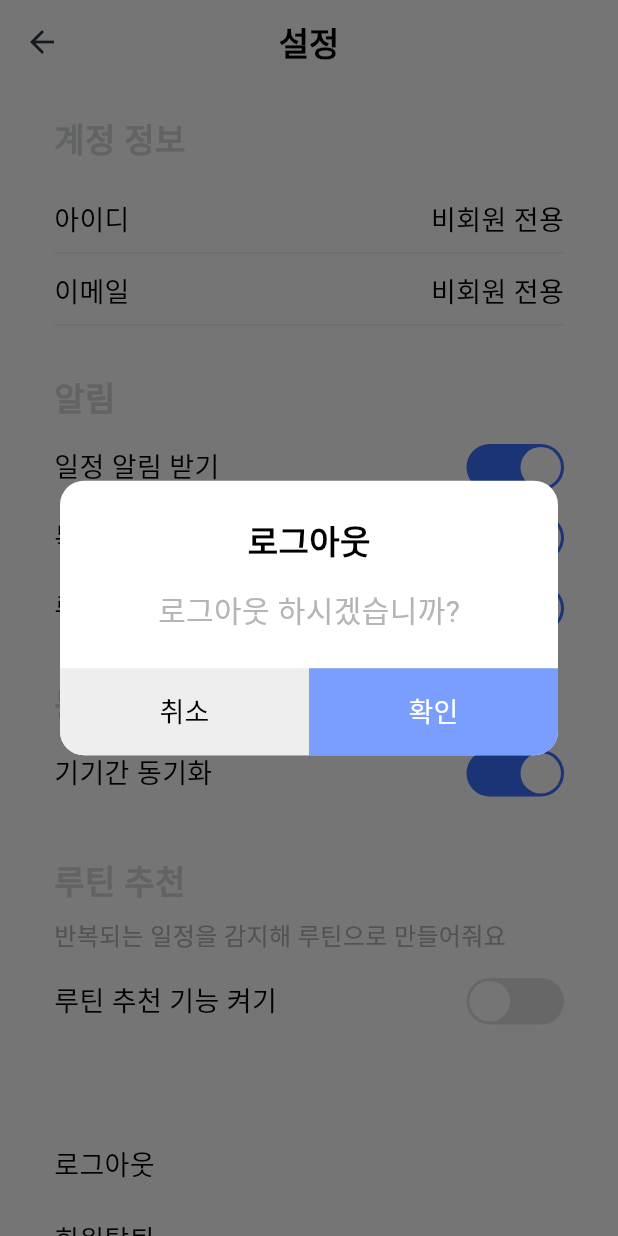
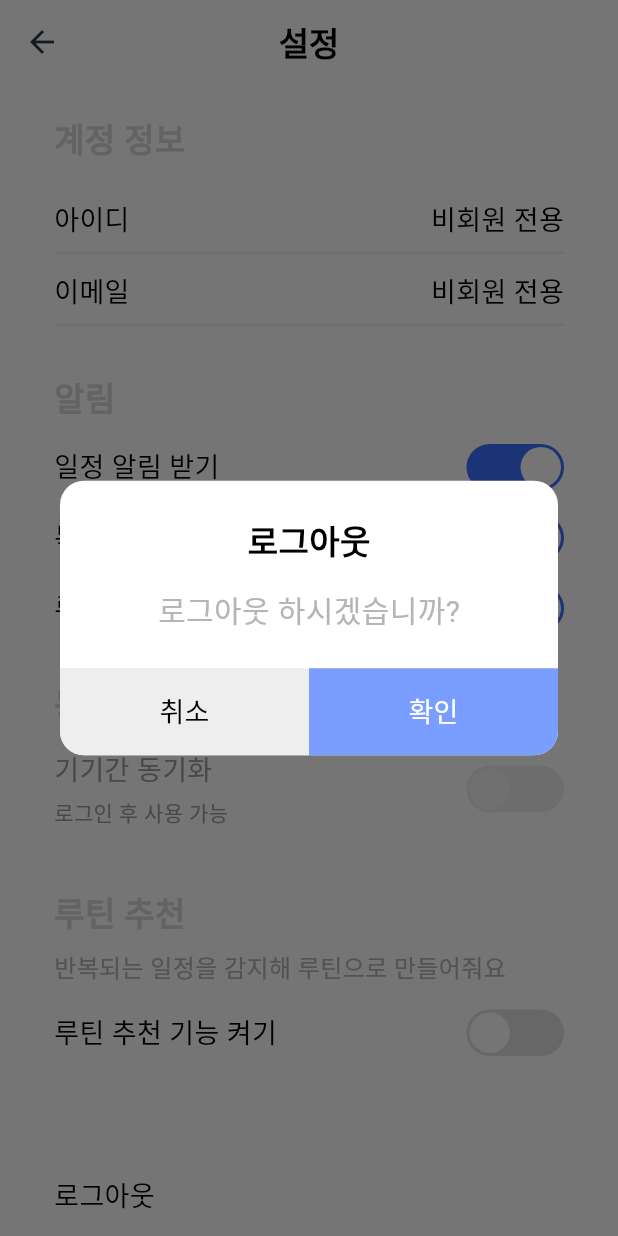
Before and after one commit to jack9282/deepdot, a Flutter app: the SettingsScreen screen opened directly, after a tap on "로그아웃", on a phone screen of 412 x 824 dp. Run offline on Flutter 3.47's test engine with Material 3 defaults, Android fonts, the phone set to English and light mode, and no system bars; our stand-ins replace dio, flutter_local_notifications, flutter_svg, go_router, jwt_decoder, lottie and 3 more; accounts and stored records are empty; network calls fail; Roboto replaces fonts that are missing (Pretendard).

Commit message:
기기간 동기화 기능 구현
- 비회원(로컬저장)
- 회원(로컬+서버 저장)

```diff
--- a/lib/features/home/screens/home_screen.dart
+++ b/lib/features/home/screens/home_screen.dart
@@ -10,7 +10,6 @@ import '../../schedule/screens/schedule_add_screen.dart';
 import '../../schedule/screens/schedule_timer_screen.dart';
 import '../../schedule/view_models/schedule_view_model.dart';
 import '../../statistics/screens/statistics_screen.dart';
-
 
 class HomeScreen extends StatefulWidget {
   const HomeScreen({super.key});
@@ -32,19 +31,23 @@ class _HomeScreenState extends State<HomeScreen> {
     // 화면이 다시 포커스될 때 데이터 새로고침
     WidgetsBinding.instance.addPostFrameCallback((_) {
       try {
-        final homeViewModel = Provider.of<HomeViewModel>(context, listen: false);
+        final homeViewModel = Provider.of<HomeViewModel>(
+          context,
+          listen: false,
+        );
         homeViewModel.refresh();
 
         // ScheduleViewModel도 함께 새로고침
-        final scheduleViewModel = Provider.of<ScheduleViewModel>(context, listen: false);
+        final scheduleViewModel = Provider.of<ScheduleViewModel>(
+          context,
+          listen: false,
+        );
         scheduleViewModel.refresh();
       } catch (e) {
         // Provider가 없는 경우 무시
       }
     });
   }
-
-
 
   void _setStatusBarStyle() {
     SystemChrome.setSystemUIOverlayStyle(
@@ -83,7 +86,10 @@ class _HomeScreenState extends State<HomeScreen> {
             ),
             child: SafeArea(
               child: Padding(
-                  padding: const EdgeInsets.symmetric(horizontal: 16, vertical: 12),
+                padding: const EdgeInsets.symmetric(
+                  horizontal: 16,
+                  vertical: 12,
+                ),
                 child: SizedBox(
                   height: 48, // Stack의 높이를 고정
                   child: Stack(
@@ -119,7 +125,7 @@ class _HomeScreenState extends State<HomeScreen> {
                             fontFamily: 'Pretendard',
                             fontSize: 20,
                             fontWeight: FontWeight.w600,
-                            color: Color(0xFF74787B), // 회색으로 변경
+                            color: Colors.black,
                           ),
                         ),
                       ),
@@ -133,14 +139,18 @@ class _HomeScreenState extends State<HomeScreen> {
                             // 전체 일정 보기 버튼
                             GestureDetector(
                               onTap: () {
-                                Navigator.of(context).push(
+                                Navigator.of(context)
+                                    .push(
                                       MaterialPageRoute(
-                                    builder: (context) => const DailyTimelineScreen(
+                                        builder: (context) =>
+                                            const DailyTimelineScreen(
                                               title: '전체 일정',
                                             ),
                                       ),
-                                ).then((result) {
-                                  final viewModel = context.read<HomeViewModel>();
+                                    )
+                                    .then((result) {
+                                      final viewModel = context
+                                          .read<HomeViewModel>();
                                       viewModel.refresh();
                                       _setStatusBarStyle(); // 돌아올 때 상태바 스타일 재설정
                                     });
@@ -158,17 +168,22 @@ class _HomeScreenState extends State<HomeScreen> {
                             // 일정 추가 버튼
                             GestureDetector(
                               onTap: () {
-                                 Navigator.of(context).push(
+                                Navigator.of(context)
+                                    .push(
                                       MaterialPageRoute(
                                         builder: (context) => ScheduleAddScreen(
-                                       priority: TaskPriority.urgentImportant,
+                                          priority:
+                                              TaskPriority.urgentImportant,
                                         ),
                                       ),
-                                                                   ).then((result) {
+                                    )
+                                    .then((result) {
                                       // 일정 추가 화면에서 돌아올 때 항상 데이터 새로고침
-                                    WidgetsBinding.instance.addPostFrameCallback((_) {
+                                      WidgetsBinding.instance
+                                          .addPostFrameCallback((_) {
                                             try {
-                                        final viewModel = context.read<HomeViewModel>();
+                                              final viewModel = context
+                                                  .read<HomeViewModel>();
                                               viewModel.refresh();
                                             } catch (e) {
                                               // Provider가 없는 경우 무시
@@ -202,7 +217,9 @@ class _HomeScreenState extends State<HomeScreen> {
                 if (homeViewModel.isLoading) {
                   return const Center(
                     child: CircularProgressIndicator(
-                         valueColor: AlwaysStoppedAnimation<Color>(AppTheme.primaryColor),
+                      valueColor: AlwaysStoppedAnimation<Color>(
+                        AppTheme.primaryColor,
+                      ),
                     ),
                   );
                 }
@@ -255,9 +272,15 @@ class _HomeScreenState extends State<HomeScreen> {
                                   homeViewModel,
                                   title: '중요 & 긴급',
                                   subtitle: '지금 바로 해야해요',
-                             headerColor: const Color(0xFFFF4C4C), // 헤더 색상 (진한 빨간색)
-                             subtitleColor: const Color(0xFFFF5E5E), // subtitle 색상 (빨간색)
-                             color: const Color(0xFFFFD6D6), // 본문 색상 (연한 빨간색)
+                                  headerColor: const Color(
+                                    0xFFFF4C4C,
+                                  ), // 헤더 색상 (진한 빨간색)
+                                  subtitleColor: const Color(
+                                    0xFFFF5E5E,
+                                  ), // subtitle 색상 (빨간색)
+                                  color: const Color(
+                                    0xFFFFD6D6,
+                                  ), // 본문 색상 (연한 빨간색)
                                   icon: Icons.warning_amber_rounded,
                                   rightIcon: Icons.warning_amber_rounded,
                                   priority: TaskPriority.urgentImportant,
@@ -271,9 +294,15 @@ class _HomeScreenState extends State<HomeScreen> {
                                   homeViewModel,
                                   title: '중요',
                                   subtitle: '미리 계획해서 준비해요',
-                             headerColor: const Color(0xFF1F5DFF), // 헤더 색상 (진한 파란색)
-                             subtitleColor: const Color(0xFF5886FF), // subtitle 색상 (파란색)
-                             color: const Color(0xFFE0E9FF), // 본문 색상 (연한 파란색)
+                                  headerColor: const Color(
+                                    0xFF1F5DFF,
+                                  ), // 헤더 색상 (진한 파란색)
+                                  subtitleColor: const Color(
+                                    0xFF5886FF,
+                                  ), // subtitle 색상 (파란색)
+                                  color: const Color(
+                                    0xFFE0E9FF,
+                                  ), // 본문 색상 (연한 파란색)
                                   icon: Icons.check_box_outlined,
                                   rightIcon: Icons.check_box_outlined,
                                   priority: TaskPriority.important,
@@ -293,9 +322,15 @@ class _HomeScreenState extends State<HomeScreen> {
                                   homeViewModel,
                                   title: '긴급',
                                   subtitle: '나중에 처리해요',
-                             headerColor: const Color(0xFFFFBC4C), // 헤더 색상 (진한 주황색)
-                             subtitleColor: const Color(0xFFFFBC4C), // subtitle 색상 (주황색)
-                             color: const Color(0xFFFFF6C4), // 본문 색상 (연한 노란색)
+                                  headerColor: const Color(
+                                    0xFFFFBC4C,
+                                  ), // 헤더 색상 (진한 주황색)
+                                  subtitleColor: const Color(
+                                    0xFFFFBC4C,
+                                  ), // subtitle 색상 (주황색)
+                                  color: const Color(
+                                    0xFFFFF6C4,
+                                  ), // 본문 색상 (연한 노란색)
                                   icon: Icons.refresh_rounded,
                                   rightIcon: Icons.refresh_rounded,
                                   priority: TaskPriority.urgent,
@@ -309,8 +344,12 @@ class _HomeScreenState extends State<HomeScreen> {
                                   homeViewModel,
                                   title: '둘다 아님',
                                   subtitle: '시간 남을 때 해요',
-                             headerColor: const Color(0xFF74787B), // 헤더 색상 (회색)
-                             subtitleColor: const Color(0xFFC0C0C0), // subtitle 색상 (회색)
+                                  headerColor: const Color(
+                                    0xFF74787B,
+                                  ), // 헤더 색상 (회색)
+                                  subtitleColor: const Color(
+                                    0xFFC0C0C0,
+                                  ), // subtitle 색상 (회색)
                                   color: const Color(0xFFFFFFFF), // 본문 색상 (흰색)
                                   icon: Icons.edit_outlined,
                                   rightIcon: Icons.edit_outlined,
@@ -334,13 +373,13 @@ class _HomeScreenState extends State<HomeScreen> {
 
   void _navigateToTimelinePlanner(BuildContext context, TaskPriority priority) {
     // 모든 4분할 버튼은 전체 일정 화면으로 이동
-    Navigator.of(context).push(
+    Navigator.of(context)
+        .push(
           MaterialPageRoute(
-        builder: (context) => const DailyTimelineScreen(
-          title: '전체 일정',
+            builder: (context) => const DailyTimelineScreen(title: '전체 일정'),
           ),
-      ),
-    ).then((result) {
+        )
+        .then((result) {
           // 돌아올 때 데이터 새로고침
           final viewModel = context.read<HomeViewModel>();
           viewModel.refresh();
@@ -367,26 +406,18 @@ class _HomeScreenState extends State<HomeScreen> {
     return Card(
       elevation: 4,
       shadowColor: Colors.black.withOpacity(0.1),
-      shape: RoundedRectangleBorder(
-        borderRadius: BorderRadius.circular(16),
-      ),
+      shape: RoundedRectangleBorder(borderRadius: BorderRadius.circular(16)),
       child: InkWell(
         borderRadius: BorderRadius.circular(16),
         onTap: () => _navigateToTimelinePlanner(context, priority),
         child: Container(
-          decoration: BoxDecoration(
-            borderRadius: BorderRadius.circular(16),
-          ),
+          decoration: BoxDecoration(borderRadius: BorderRadius.circular(16)),
           child: Column(
             children: [
               // 헤더 부분 (아이콘과 제목) - 컨테이너 밖
               Row(
                 children: [
-                    Icon(
-                      icon,
-                      color: headerColor ?? Colors.black,
-                      size: 20,
-                    ),
+                  Icon(icon, color: headerColor ?? Colors.black, size: 20),
                   const SizedBox(width: 8),
                   Text(
                     title,
@@ -428,14 +459,17 @@ class _HomeScreenState extends State<HomeScreen> {
                       const SizedBox(height: 12),
 
                       // 할일 목록 (5개까지)
-                        ...displayTasks.map((task) => Padding(
+                      ...displayTasks
+                          .map(
+                            (task) => Padding(
                               padding: const EdgeInsets.only(bottom: 15),
                               child: GestureDetector(
                                 onTap: () {
                                   Navigator.push(
                                     context,
                                     MaterialPageRoute(
-                                  builder: (context) => ScheduleTimerScreen(task: task),
+                                      builder: (context) =>
+                                          ScheduleTimerScreen(task: task),
                                     ),
                                   );
                                 },
@@ -445,7 +479,9 @@ class _HomeScreenState extends State<HomeScreen> {
                                     fontFamily: 'Pretendard',
                                     fontSize: 16,
                                     color: task.isCompleted
-                                  ? const Color(0xFF74787B).withOpacity(0.5)
+                                        ? const Color(
+                                            0xFF74787B,
+                                          ).withOpacity(0.5)
                                         : const Color(0xFF74787B),
                                     fontWeight: FontWeight.w400,
                                     decoration: task.isCompleted
@@ -457,7 +493,9 @@ class _HomeScreenState extends State<HomeScreen> {
                                   overflow: TextOverflow.ellipsis,
                                 ),
                               ),
-                        )).toList(),
+                            ),
+                          )
+                          .toList(),
 
                       // 빈 공간을 채우기 위한 더미 아이템들 (5개까지 맞추기)
                       ...List.generate(
@@ -506,7 +544,10 @@ class _HomeScreenState extends State<HomeScreen> {
             child: Material(
               color: Colors.transparent,
               child: Container(
-                padding: const EdgeInsets.symmetric(horizontal: 16, vertical: 12),
+                padding: const EdgeInsets.symmetric(
+                  horizontal: 16,
+                  vertical: 12,
+                ),
                 decoration: BoxDecoration(
                   color: Colors.black87,
                   borderRadius: BorderRadius.circular(8),
--- a/lib/features/settings/screens/settings_screen.dart
+++ b/lib/features/settings/screens/settings_screen.dart
@@ -8,6 +8,7 @@ import '../../../utils/alarm.dart';
 import '../../../data/repositories/schedule_repository.dart';
 import '../../../data/repositories/taking_repository.dart';
 import '../../../data/repositories/routine_repository.dart';
+import '../../../api/token_manager.dart';
 
 class SettingsScreen extends StatefulWidget {
   const SettingsScreen({super.key});
@@ -24,6 +25,7 @@ class _SettingsScreenState extends State<SettingsScreen> {
 
   // 동기화 설정 상태
   bool _deviceSync = true;
+  bool _isLoggedIn = false; // 로그인 상태
 
   // AI 루틴 추천 설정 상태
   bool _aiRoutineRecommendation = false;
@@ -39,16 +41,44 @@ class _SettingsScreenState extends State<SettingsScreen> {
   void initState() {
     super.initState();
     _loadSettings();
+    _checkLoginStatus();
+  }
+
+  /// 로그인 상태를 확인합니다
+  Future<void> _checkLoginStatus() async {
+    final isLoggedIn = await TokenManager.instance.hasValidToken();
+    setState(() {
+      _isLoggedIn = isLoggedIn;
+      // 비회원은 무조건 동기화 OFF
+      if (!isLoggedIn) {
+        _deviceSync = false;
+      }
+    });
+
+    // 로그인 상태가 변경되면 설정 저장
+    final prefs = await SharedPreferences.getInstance();
+    if (isLoggedIn) {
+      // 로그인 시 자동으로 동기화 ON
+      _deviceSync = prefs.getBool(_deviceSyncKey) ?? true;
+      await prefs.setBool(_deviceSyncKey, _deviceSync);
+    } else {
+      // 비회원은 무조건 OFF
+      await prefs.setBool(_deviceSyncKey, false);
+    }
+    setState(() {});
   }
 
   /// SharedPreferences에서 설정값을 불러옵니다
   Future<void> _loadSettings() async {
     final prefs = await SharedPreferences.getInstance();
+    final isLoggedIn = await TokenManager.instance.hasValidToken();
+
     setState(() {
       _scheduleNotification = prefs.getBool(_scheduleNotificationKey) ?? true;
       _medicationNotification = prefs.getBool(_medicationNotificationKey) ?? true;
       _routineNotification = prefs.getBool(_routineNotificationKey) ?? true;
-      _deviceSync = prefs.getBool(_deviceSyncKey) ?? true;
+      // 비회원은 무조건 동기화 OFF, 회원은 저장된 값 사용
+      _deviceSync = isLoggedIn ? (prefs.getBool(_deviceSyncKey) ?? true) : false;
       _aiRoutineRecommendation = prefs.getBool(_aiRoutineKey) ?? false;
     });
   }
@@ -261,13 +291,35 @@ class _SettingsScreenState extends State<SettingsScreen> {
             // 기기간 동기화
             _buildSettingItem(
               title: '기기간 동기화',
+              subtitle: _isLoggedIn ? null : '로그인 후 사용 가능',
               value: _deviceSync,
-              onChanged: (value) async {
+              enabled: _isLoggedIn, // 로그인 상태에서만 활성화
+              onChanged: _isLoggedIn ? (value) async {
                 setState(() {
                   _deviceSync = value;
                 });
                 await _saveNotificationSetting(_deviceSyncKey, value);
-              },
+
+                // 동기화 OFF일 때 로컬 모드로 전환
+                if (!value) {
+                  ScaffoldMessenger.of(context).showSnackBar(
+                    const SnackBar(
+                      content: Text('로컬 모드로 전환되었습니다. 서버와 동기화되지 않습니다.'),
+                      duration: Duration(seconds: 2),
+                    ),
+                  );
+                } else {
+                  // 동기화 ON일 때 서버와 동기화
+                  final scheduleRepo = ScheduleRepository();
+                  await scheduleRepo.syncWithServer();
+                  ScaffoldMessenger.of(context).showSnackBar(
+                    const SnackBar(
+                      content: Text('서버와 동기화를 시작합니다.'),
+                      duration: Duration(seconds: 2),
+                    ),
+                  );
+                }
+              } : null,
             ),
 
             const SizedBox(height: 40),
@@ -381,29 +433,51 @@ class _SettingsScreenState extends State<SettingsScreen> {
   // 설정 아이템 위젯 (스위치 포함)
   Widget _buildSettingItem({
     required String title,
+    String? subtitle,
     required bool value,
-    required ValueChanged<bool> onChanged,
+    required ValueChanged<bool>? onChanged,
+    bool enabled = true,
   }) {
     return Padding(
       padding: const EdgeInsets.symmetric(horizontal: 16),
       child: Row(
         mainAxisAlignment: MainAxisAlignment.spaceBetween,
         children: [
-          Text(
-            title,
-            style: const TextStyle(
-              color: Colors.black,
-              fontSize: 18,
-              fontWeight: FontWeight.w500,
+          Expanded(
+            child: Column(
+              crossAxisAlignment: CrossAxisAlignment.start,
+              children: [
+                Text(
+                  title,
+                  style: TextStyle(
+                    color: enabled ? Colors.black : Colors.grey,
+                    fontSize: 18,
+                    fontWeight: FontWeight.w500,
+                  ),
+                ),
+                if (subtitle != null) ...[
+                  const SizedBox(height: 4),
+                  Text(
+                    subtitle,
+                    style: const TextStyle(
+                      color: Colors.grey,
+                      fontSize: 14,
+                      fontWeight: FontWeight.w400,
+                    ),
+                  ),
+                ],
+              ],
             ),
           ),
           GestureDetector(
-            onTap: () => onChanged(!value),
+            onTap: enabled && onChanged != null ? () => onChanged(!value) : null,
             child: Container(
               width: 65,
               height: 31,
               decoration: BoxDecoration(
-                color: value ? const Color(0xFF3A71FF) : Colors.grey[300],
+                color: enabled
+                  ? (value ? const Color(0xFF3A71FF) : Colors.grey[300])
+                  : Colors.grey[200],
                 borderRadius: BorderRadius.circular(15.5),
               ),
               child: AnimatedAlign(
@@ -413,8 +487,8 @@ class _SettingsScreenState extends State<SettingsScreen> {
                   width: 27,
                   height: 27,
                   margin: const EdgeInsets.all(2),
-                  decoration: const BoxDecoration(
-                    color: Colors.white,
+                  decoration: BoxDecoration(
+                    color: enabled ? Colors.white : Colors.grey[100],
                     shape: BoxShape.circle,
                   ),
                 ),
```
Also changed, not shown: lib/data/repositories/schedule_repository.dart (+57 -4 lines), lib/features/auth/view_models/auth_view_model.dart (+10 -0 lines). Lines whose indentation alone changed are shown as unchanged.
